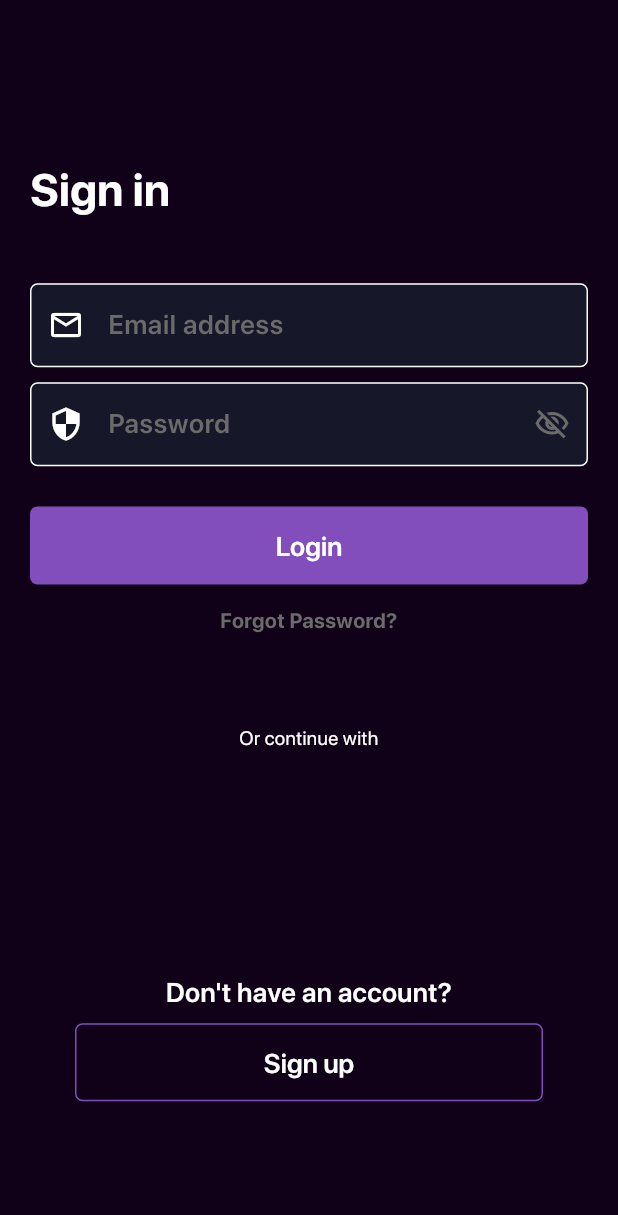
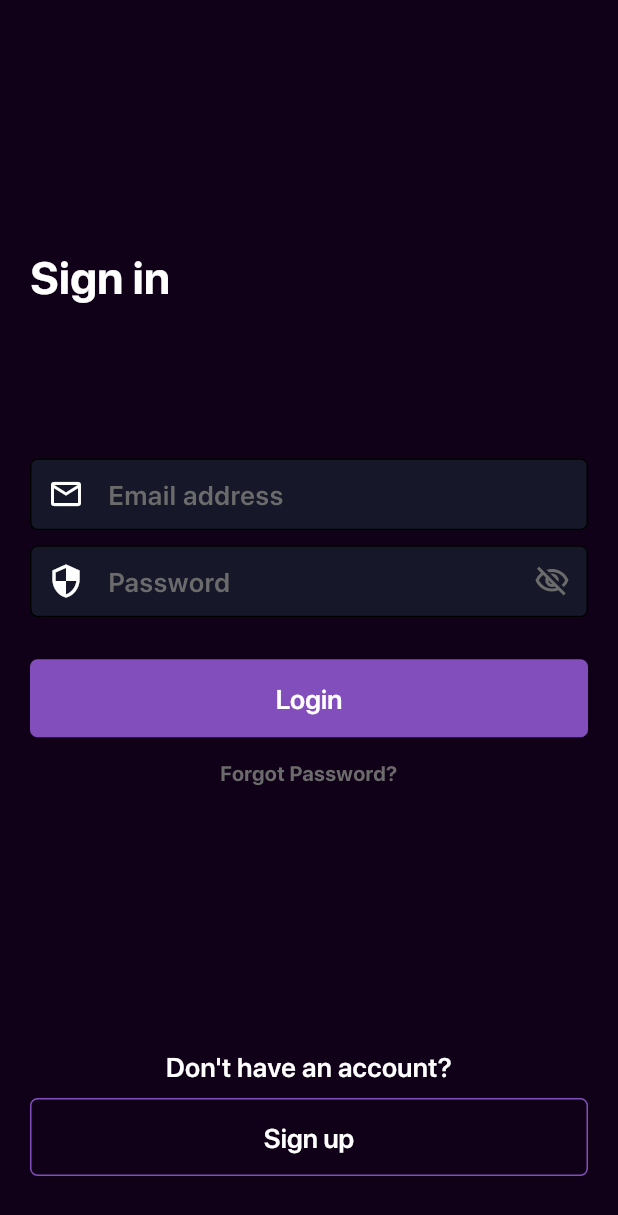
Before and after one commit to f1xgun/crypto_currency, a Flutter app: the LoginPage screen opened by its route, on a phone screen of 412 x 824 dp. Shown: the top 1215 px of the screen. Run offline on Flutter 3.47's test engine with Material 2 defaults, Android fonts, the light colour scheme and no system bars; our stand-ins replace dio, shared_preferences; accounts and stored records are empty.

Commit message:
fix: some fixes

```diff
--- a/lib/models/coin_platform/coin_platform.dart
+++ b/lib/models/coin_platform/coin_platform.dart
@@ -2,7 +2,7 @@ import 'package:json_annotation/json_annotation.dart';
 
 part 'coin_platform.g.dart';
 
-@JsonSerializable()
+@JsonSerializable(fieldRename: FieldRename.snake)
 class Platform {
   int id;
   String name;
--- a/lib/models/crypto_coin/crypto_coin.dart
+++ b/lib/models/crypto_coin/crypto_coin.dart
@@ -4,7 +4,7 @@ import 'package:json_annotation/json_annotation.dart';
 
 part 'crypto_coin.g.dart';
 
-@JsonSerializable()
+@JsonSerializable(fieldRename: FieldRename.snake)
 class CryptoCoin {
   final int id;
   final String name;
--- a/lib/models/payload/payload.dart
+++ b/lib/models/payload/payload.dart
@@ -4,7 +4,7 @@ import 'package:json_annotation/json_annotation.dart';
 
 part 'payload.g.dart';
 
-@JsonSerializable()
+@JsonSerializable(fieldRename: FieldRename.snake)
 class Payload {
   Status status;
   List<CryptoCoin> data;
--- a/lib/models/status/status.dart
+++ b/lib/models/status/status.dart
@@ -2,7 +2,7 @@ import 'package:json_annotation/json_annotation.dart';
 
 part 'status.g.dart';
 
-@JsonSerializable()
+@JsonSerializable(fieldRename: FieldRename.snake)
 class Status {
   DateTime timestamp;
   int errorCode;
--- a/lib/pages/login_screen.dart
+++ b/lib/pages/login_screen.dart
@@ -15,6 +15,7 @@ class _LoginPageState extends State<LoginPage> {
   @override
   Widget build(BuildContext context) {
     return Scaffold(
+      resizeToAvoidBottomInset: false,
       body: ColoredBox(
         color: context.colors.background,
         child: SafeArea(
@@ -32,21 +33,16 @@ class _LoginPageState extends State<LoginPage> {
                     ),
                   ),
                 ),
-                const Expanded(
-                  flex: 2,
-                  child: Column(
-                    children: [
-                      FieldOfForm(
-                          text: 'Email address',
-                          prefixIcon: Icons.email_outlined),
-                      SizedBox(height: 10),
-                      FieldOfForm(
+                const FieldOfForm(
+                    text: 'Email address', prefixIcon: Icons.email_outlined),
+                const SizedBox(height: 10),
+                const FieldOfForm(
                   text: 'Password',
                   prefixIcon: Icons.security_outlined,
                   suffixIcon: Icons.visibility_off_outlined,
                 ),
-                    ],
-                  ),
+                const SizedBox(
+                  height: 28,
                 ),
                 Expanded(
                   flex: 2,
@@ -68,15 +64,15 @@ class _LoginPageState extends State<LoginPage> {
                     ],
                   ),
                 ),
-                Expanded(
-                  flex: 2,
-                  child: Column(children: [
-                    Text(
-                      'Or continue with',
-                      style: context.textStyles.caption1
-                          .copyWith(color: context.colors.mainText),
-                      textAlign: TextAlign.center,
-                    ),
+                // Expanded(
+                //   flex: 2,
+                //   child: Column(children: [
+                //     Text(
+                //       'Or continue with',
+                //       style: context.textStyles.caption1
+                //           .copyWith(color: context.colors.mainText),
+                //       textAlign: TextAlign.center,
+                //     ),
                 // const SizedBox(height: 24),
                 // Row(
                 //   mainAxisAlignment: MainAxisAlignment.spaceEvenly,
@@ -93,19 +89,8 @@ class _LoginPageState extends State<LoginPage> {
                 //     ),
                 //   ],
                 // ),
-                  ]),
-                ),
-                Expanded(
-                  flex: 2,
-                  child: Container(
-                    height: MediaQuery.of(context).size.height * 0.2,
-                    padding: const EdgeInsets.symmetric(
-                        horizontal: 30, vertical: 20),
-                    width: double.infinity,
-                    color: context.colors.background,
-                    child: Column(
-                      crossAxisAlignment: CrossAxisAlignment.stretch,
-                      children: [
+                //   ]),
+                // ),
                 Text(
                   "Don't have an account?",
                   style: context.textStyles.h4
@@ -118,10 +103,6 @@ class _LoginPageState extends State<LoginPage> {
             ),
           ),
         ),
-              ],
-            ),
-          ),
-        ),
       ),
     );
   }
--- a/lib/pages/onboarding_screen.dart
+++ b/lib/pages/onboarding_screen.dart
@@ -80,7 +80,7 @@ class _OnboardingPageState extends State<OnboardingPage> {
                         pageController: _pageController,
                         currentPage: _currentPage,
                       ),
-                    )
+                    ),
                   ],
                 ),
               ),
--- a/lib/widgets/form_field.dart
+++ b/lib/widgets/form_field.dart
@@ -18,22 +18,45 @@ class _FieldOfFormState extends State<FieldOfForm> {
   @override
   Widget build(BuildContext context) {
     return TextFormField(
+      autocorrect: false,
+      enableSuggestions: false,
       controller: _textEditingContoller,
+      // keyboardType: TextInputType.visiblePassword,
+      style: context.textStyles.h4.copyWith(
+        color: context.colors.mainText,
+        decoration: TextDecoration.none,
+      ),
       decoration: InputDecoration(
-        prefixIcon: Icon(
-          widget.prefixIcon,
-          color: context.colors.prefixInputIcon,
+        prefixIcon: widget.prefixIcon != null
+            ? Icon(
+                widget.prefixIcon,
+                color: context.colors.prefixInputIcon,
+                size: 24,
+              )
+            : null,
+        suffixIcon: widget.suffixIcon != null
+            ? Icon(
+                widget.suffixIcon,
+                color: context.colors.suffixInput,
+              )
+            : null,
+        hintText: widget.text,
+        hintStyle: context.textStyles.h4.copyWith(
+          color: context.colors.suffixInput,
         ),
-        suffixIcon: Icon(widget.suffixIcon, color: context.colors.suffixInput),
-        hintText: widget.text,
-        hintStyle:
-            context.textStyles.h4.copyWith(color: context.colors.suffixInput),
         border: OutlineInputBorder(
           borderRadius: BorderRadius.circular(5),
-          borderSide: BorderSide(color: context.colors.inActiveBackground),
         ),
+        focusedBorder: InputBorder.none,
+        enabledBorder: OutlineInputBorder(
+          borderRadius: BorderRadius.circular(5),
+        ),
+        errorBorder: InputBorder.none,
+        disabledBorder: InputBorder.none,
         fillColor: context.colors.inActiveBackground,
         filled: true,
+        contentPadding:
+            const EdgeInsets.symmetric(horizontal: 25, vertical: 14),
       ),
     );
   }
--- a/lib/widgets/onboarding_bottomsheet.dart
+++ b/lib/widgets/onboarding_bottomsheet.dart
@@ -79,7 +79,7 @@ class _OnboardingBottomSheetWidgetState
           ),
           CustomOutlinedButton(
             onPressed: () {
-              if (widget.isLast) setSeenonboard();
+              setSeenonboard();
               Navigator.of(context).pushReplacement(
                 MaterialPageRoute(
                   builder: (context) => const LoginPage(),
--- a/lib/widgets/onboarding_page.dart
+++ b/lib/widgets/onboarding_page.dart
@@ -27,6 +27,7 @@ class PageOfOnboarding extends StatelessWidget {
                 'assets/images/onboarding_screen/$urlImage.png',
                 width: 300,
                 height: 300,
+                fit: BoxFit.contain,
               ),
             ),
           ),
@@ -42,7 +43,7 @@ class PageOfOnboarding extends StatelessWidget {
                     ),
                   ),
                 ),
-                const SizedBox(height: 15),
+                const SizedBox(height: 30),
                 SizedBox(
                   child: Text(
                     subtitle,
```
Also changed, not shown: lib/pages/ranking_screen_model.dart (+5 -4 lines), lib/widgets/indicator.dart (+3 -8 lines), lib/models/coin_platform/coin_platform.g.dart, lib/models/crypto_coin/crypto_coin.g.dart, lib/models/quote/quote.g.dart, lib/models/status/status.g.dart. Lines whose indentation alone changed are shown as unchanged.
